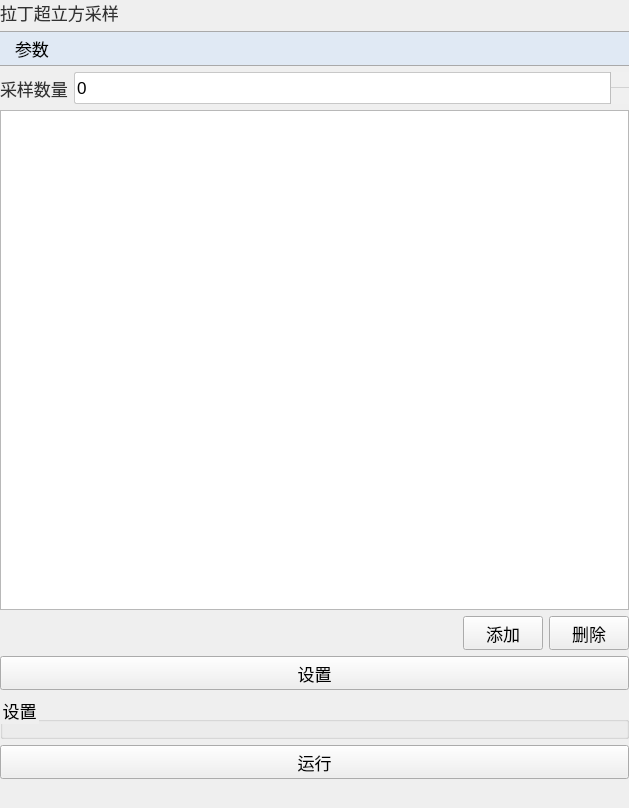
Qt form plugins/Base_SurrogateModel/LatinHypercubeSampling.ui (asd977/base_cae) before a commit.
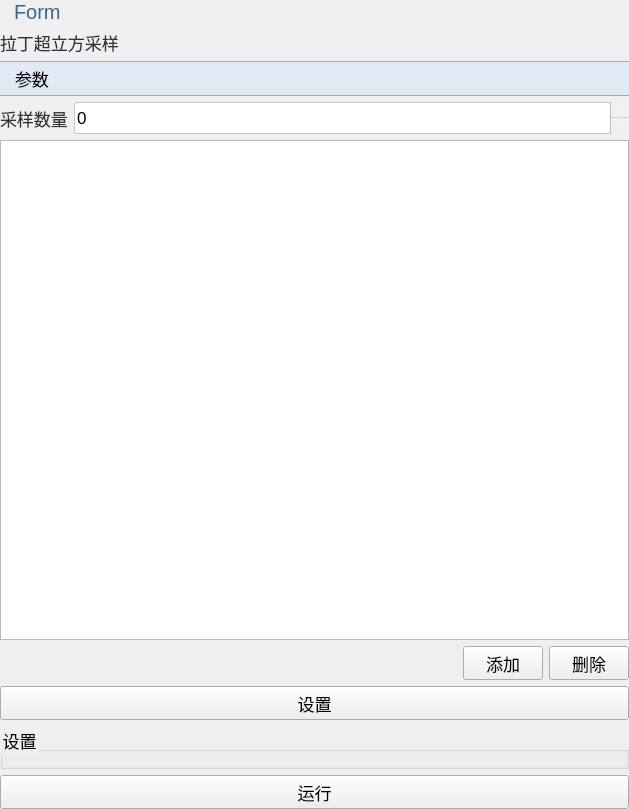
The same form after that commit. Icons and pictures are not drawn.

Diff of the .ui file:
```diff
--- a/plugins/Base_SurrogateModel/LatinHypercubeSampling.ui
+++ b/plugins/Base_SurrogateModel/LatinHypercubeSampling.ui
@@ -124,6 +124,13 @@
    <property name="bottomMargin">
     <number>0</number>
    </property>
+   <item>
+    <widget class="QLabel" name="pageNameLabel">
+     <property name="text">
+      <string>Form</string>
+     </property>
+    </widget>
+   </item>
    <item>
     <widget class="QLabel" name="label">
      <property name="sizePolicy">
```
